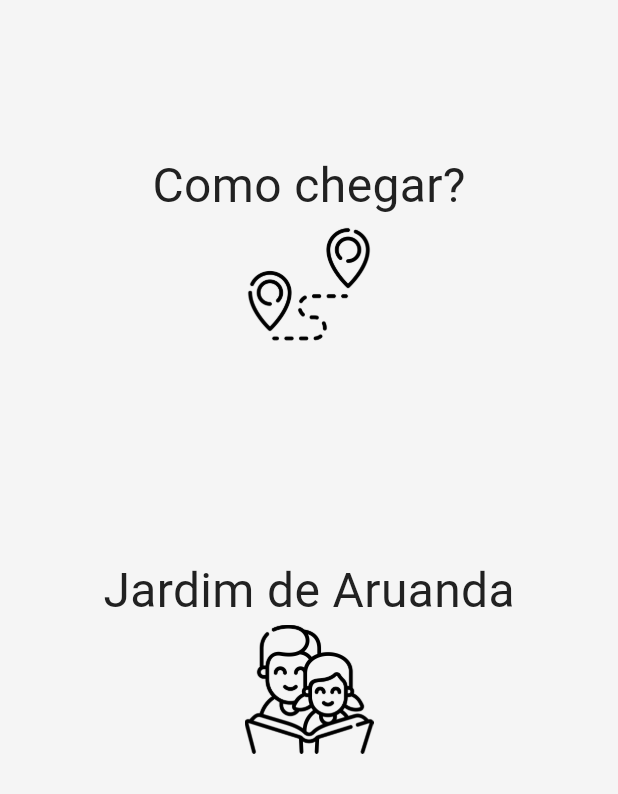
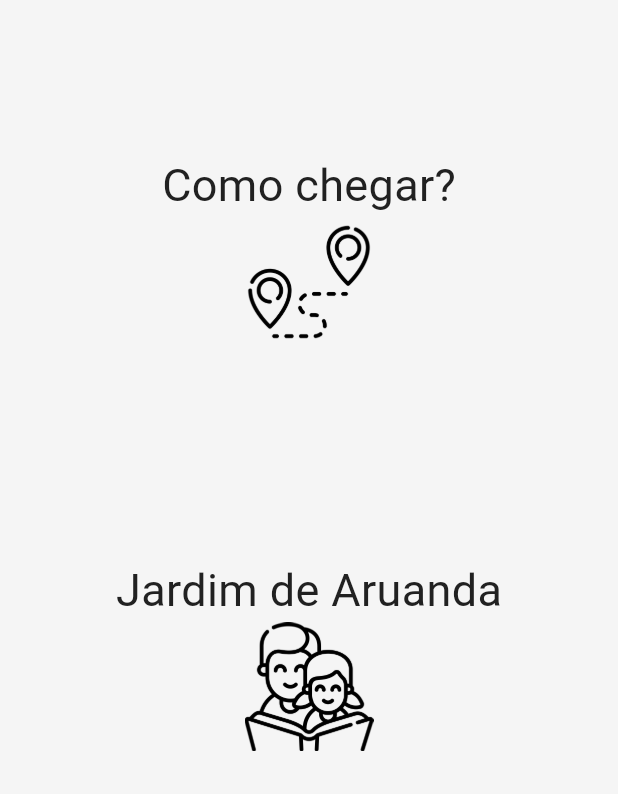
Before and after one commit to camurri/tvbflutter, a Flutter app: the screen it shows after launch, on a phone screen of 412 x 824 dp, the part 442-1236 px from its top. Run offline on Flutter 3.47's test engine with Material 3 defaults, Android fonts, the phone set to English and light mode, and no system bars; drawn by our look-alikes of carousel_slider.

Commit message:
tema claro/escuro aprimorados

```diff
--- a/lib/main.dart
+++ b/lib/main.dart
@@ -1,7 +1,7 @@
 import 'package:flutter/material.dart';
+import 'package:provider/provider.dart';
 import 'pages/splash.dart';
 import 'pages/theme_notifier.dart';
-import 'package:provider/provider.dart';
 
 void main() {
   runApp(const MyApp());
@@ -42,6 +42,9 @@ class MyApp extends StatelessWidget {
       iconTheme: const IconThemeData(
         color: Colors.black,
       ),
+      snackBarTheme: SnackBarThemeData(
+        backgroundColor: const Color(0xFF032156), // Azul no tema claro
+      ),
       visualDensity: VisualDensity.adaptivePlatformDensity,
     );
   }
@@ -62,6 +65,9 @@ class MyApp extends StatelessWidget {
       iconTheme: const IconThemeData(
         color: Colors.white, // Ícones brancos no tema escuro
       ),
+      snackBarTheme: SnackBarThemeData(
+        backgroundColor: const Color(0xFF032156), // Azul no SnackBar no tema escuro
+      ),
       buttonTheme: ButtonThemeData(
         buttonColor: const Color(0xFF42A5F5),
         textTheme: ButtonTextTheme.primary,
--- a/lib/widgets/carousel_slider.dart
+++ b/lib/widgets/carousel_slider.dart
@@ -98,7 +98,7 @@ class _CarouselItemState extends State<CarouselItem> {
           children: [
             Text(
               widget.item['text'],
-              style: TextStyle(fontSize: 32.0, color: textColor), // Usando a cor do tema
+              style: TextStyle(fontSize: 30.0, color: textColor), // Usando a cor do tema
             ),
             Image.asset(
               widget.item['icon'], // Usando a imagem PNG
@@ -121,7 +121,7 @@ class _CarouselItemState extends State<CarouselItem> {
       ),
     );
 
-    // Atualiza o índice para a próxima mensagem
+    // Atualiza o índice para a próxima mensagem, independentemente do item
     setState(() {
       indiceMensagem = (indiceMensagem + 1) % mensagens.length;
     });
```
